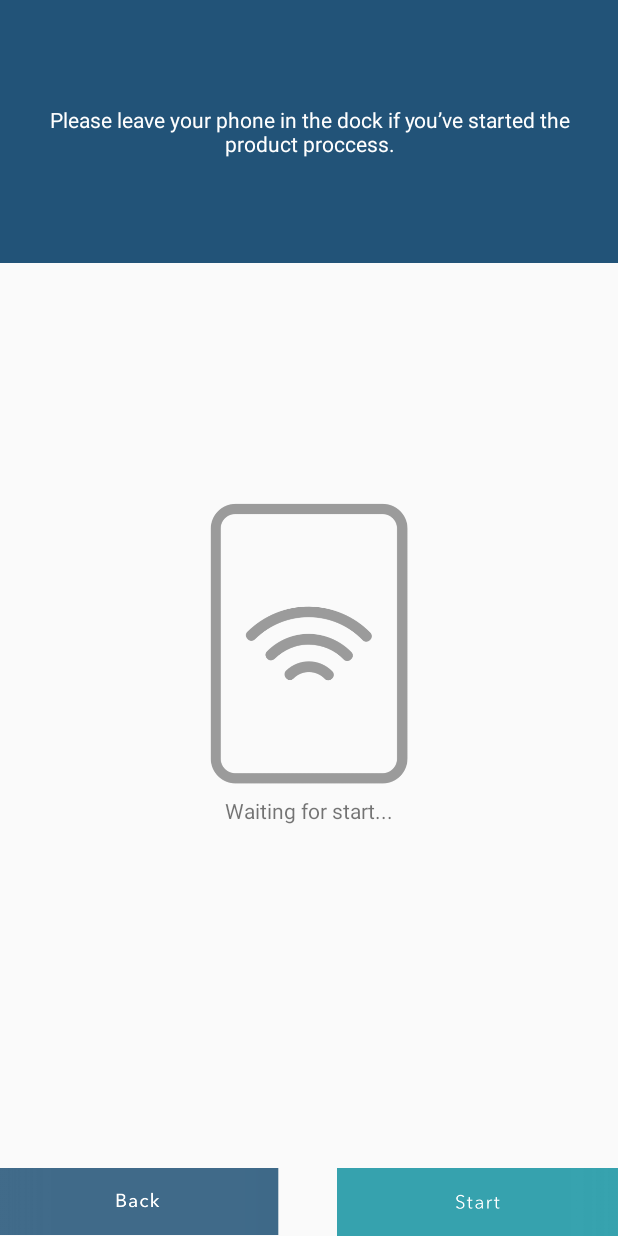
After one commit to guillaime/TrackMyPrint, an Android app: the nfcActivity screen opened directly, with no data from a screen before it, on a phone screen of 412 x 824 dp. The commit adds this screen. Run offline under Robolectric (Android 15) with nearby library versions, the phone set to English and light mode, and no system bars.

Commit message:
Added nfcScreen UI

```diff
--- a/app/src/main/AndroidManifest.xml
+++ b/app/src/main/AndroidManifest.xml
@@ -15,6 +15,7 @@
                 <category android:name="android.intent.category.LAUNCHER" />
             </intent-filter>
         </activity>
+        <activity android:name=".nfcActivity"></activity>
     </application>
 
 </manifest>
--- a/app/src/main/java/com/example/tmp/trackmyprint/MainActivity.java
+++ b/app/src/main/java/com/example/tmp/trackmyprint/MainActivity.java
@@ -1,7 +1,11 @@
 package com.example.tmp.trackmyprint;
 
+import android.content.Intent;
 import android.support.v7.app.AppCompatActivity;
 import android.os.Bundle;
+import android.view.View;
+import android.widget.Button;
+import android.widget.ImageView;
 import android.widget.ListView;
 
 import java.util.ArrayList;
@@ -26,5 +30,14 @@ public class MainActivity extends AppCompatActivity {
         ListView lv = (ListView) findViewById(R.id.production_proccess);
         lv.setAdapter(a);
 
+        ImageView checkIn = (ImageView) findViewById(R.id.check_in_status);
+        checkIn.setOnClickListener(new View.OnClickListener() {
+            @Override
+            public void onClick(View v) {
+                Intent intent = new Intent(MainActivity.this, nfcActivity.class);
+                startActivity(intent);
+            }
+        });
+
     }
 }
--- /dev/null
+++ b/app/src/main/java/com/example/tmp/trackmyprint/nfcActivity.java
@@ -0,0 +1,13 @@
+package com.example.tmp.trackmyprint;
+
+import android.support.v7.app.AppCompatActivity;
+import android.os.Bundle;
+
+public class nfcActivity extends AppCompatActivity {
+
+    @Override
+    protected void onCreate(Bundle savedInstanceState) {
+        super.onCreate(savedInstanceState);
+        setContentView(R.layout.activity_nfc);
+    }
+}
--- /dev/null
+++ b/app/src/main/res/layout/activity_nfc.xml
@@ -0,0 +1,97 @@
+<?xml version="1.0" encoding="utf-8"?>
+<android.support.constraint.ConstraintLayout xmlns:android="http://schemas.android.com/apk/res/android"
+    xmlns:app="http://schemas.android.com/apk/res-auto"
+    xmlns:tools="http://schemas.android.com/tools"
+    android:id="@+id/activity_nfc"
+    android:layout_width="match_parent"
+    android:layout_height="match_parent"
+    tools:context="com.example.tmp.trackmyprint.nfcActivity">
+
+
+    <ImageView
+        android:layout_width="0dp"
+        app:srcCompat="@color/colorProfileRectangle"
+        android:id="@+id/top"
+        android:layout_height="175dp"
+        app:layout_constraintRight_toRightOf="parent"
+        app:layout_constraintTop_toTopOf="parent"
+        app:layout_constraintLeft_toLeftOf="parent"
+        android:layout_margin="0dp"
+        app:layout_constraintHorizontal_bias="0.0" />
+
+    <TextView
+        android:text="Please leave your phone in the dock if you’ve started the product proccess."
+        android:layout_width="0dp"
+        android:layout_height="wrap_content"
+        android:id="@+id/nfcTextView"
+        app:layout_constraintRight_toRightOf="@+id/top"
+        app:layout_constraintLeft_toLeftOf="@+id/top"
+        app:layout_constraintBottom_toBottomOf="@+id/top"
+        app:layout_constraintTop_toTopOf="@+id/top"
+        android:textColor="@android:color/background_light"
+        android:layout_marginStart="24dp"
+        android:layout_marginLeft="24dp"
+        android:layout_marginEnd="24dp"
+        android:layout_marginRight="24dp"
+        android:textAlignment="center"
+        android:textSize="14dp" />
+
+    <ImageView
+        android:layout_width="201dp"
+        android:layout_height="187dp"
+        app:srcCompat="@drawable/nfc"
+        android:id="@+id/nfcImage"
+        android:layout_marginTop="8dp"
+        app:layout_constraintTop_toBottomOf="@+id/top"
+        app:layout_constraintBottom_toTopOf="@+id/backBtn"
+        android:layout_marginBottom="8dp"
+        android:layout_marginEnd="16dp"
+        app:layout_constraintRight_toRightOf="parent"
+        android:layout_marginRight="16dp"
+        android:layout_marginStart="16dp"
+        app:layout_constraintLeft_toLeftOf="parent"
+        android:layout_marginLeft="16dp"
+        app:layout_constraintVertical_bias="0.38" />
+
+    <ImageButton
+        app:srcCompat="@drawable/backbtn"
+        android:id="@+id/backBtn"
+        android:minWidth="0dp"
+        android:minHeight="0dp"
+        android:scaleType="centerInside"
+        app:layout_constraintBottom_toBottomOf="parent"
+        android:background="@android:color/transparent"
+        app:layout_constraintLeft_toLeftOf="parent"
+        app:layout_constraintRight_toLeftOf="@+id/startBtn"
+        app:layout_constraintHorizontal_bias="0.0"
+        android:layout_height="45dp"
+        android:layout_width="186dp" />
+
+    <ImageButton
+        app:srcCompat="@drawable/startbtn"
+        android:id="@+id/startBtn"
+        android:minWidth="0dp"
+        android:minHeight="0dp"
+        android:scaleType="centerInside"
+        android:background="@android:color/transparent"
+        app:layout_constraintBottom_toBottomOf="parent"
+        app:layout_constraintRight_toRightOf="parent"
+        android:layout_height="45dp"
+        app:layout_constraintTop_toTopOf="@+id/backBtn"
+        android:layout_width="187dp" />
+
+    <TextView
+        android:text="Waiting for start..."
+        android:layout_width="wrap_content"
+        android:layout_height="wrap_content"
+        android:id="@+id/textView2"
+        android:layout_marginEnd="16dp"
+        app:layout_constraintRight_toRightOf="parent"
+        android:layout_marginRight="16dp"
+        android:layout_marginStart="16dp"
+        app:layout_constraintLeft_toLeftOf="parent"
+        android:layout_marginLeft="16dp"
+        android:layout_marginTop="8dp"
+        app:layout_constraintTop_toBottomOf="@+id/nfcImage" />
+
+</android.support.constraint.ConstraintLayout>
```
Also changed, not shown: app/src/main/res/drawable/backbtn.png (added), app/src/main/res/drawable/nfc.png (added), app/src/main/res/drawable/startbtn.png (added).
